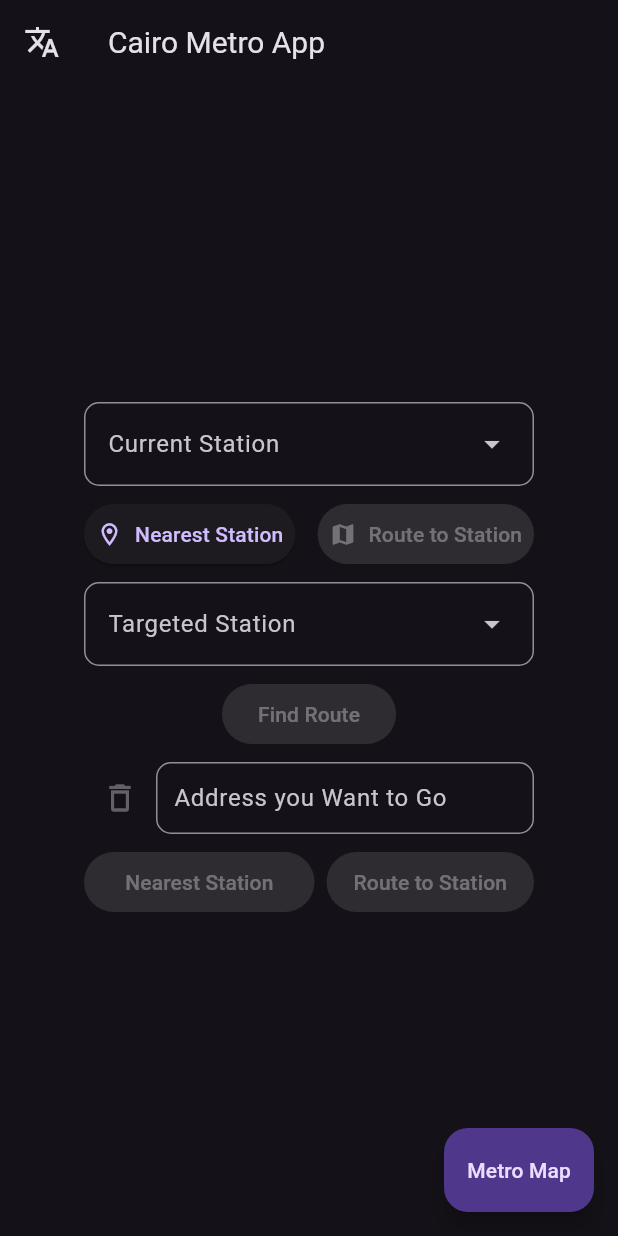
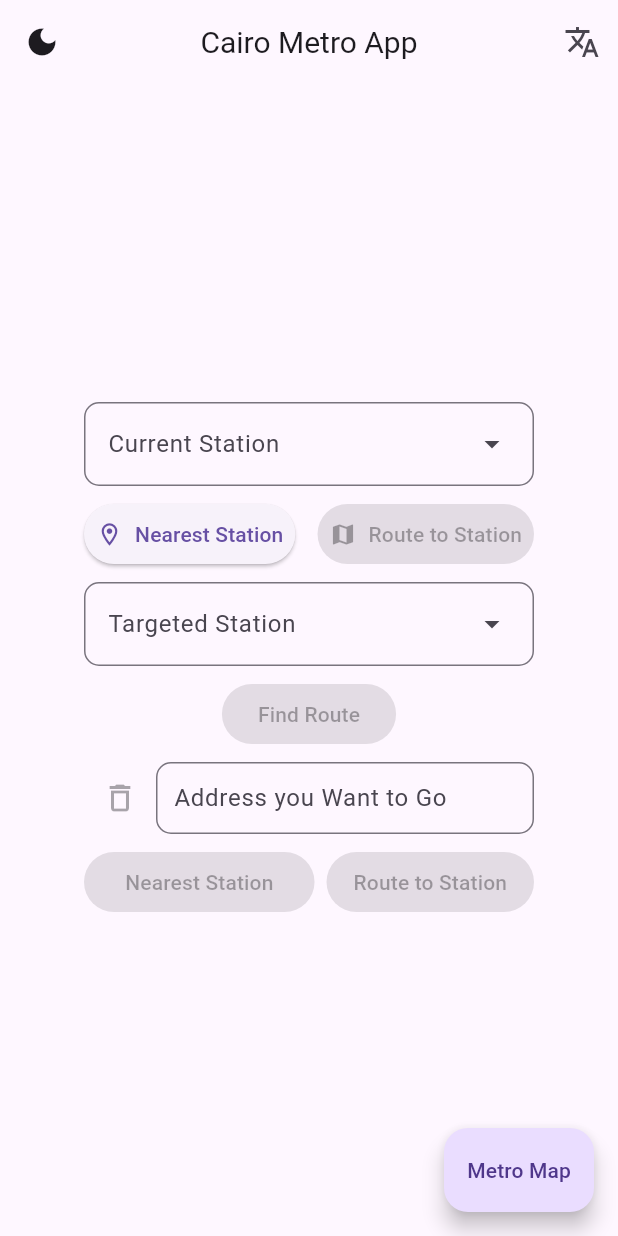
Before and after one commit to yousefheroo028/MetroSystem, a Flutter app: the screen it shows after launch, on a phone screen of 412 x 824 dp. Run offline on Flutter 3.47's test engine with Material 3 defaults, Android fonts, the phone set to English and light mode, and no system bars; our stand-ins replace geocoding, geolocator, get, get_storage, loading_animation_widget, photo_view.

Commit message:
تم إضافة ال Dark Theme.

```diff
--- a/lib/home_page.dart
+++ b/lib/home_page.dart
@@ -47,8 +47,16 @@ class _HomePageState extends State<HomePage> {
 
     return Scaffold(
       appBar: AppBar(
+        centerTitle: true,
+        leading: IconButton(
+          onPressed: () {
+            Get.changeTheme(Get.isDarkMode ? ThemeData.light() : ThemeData.dark());
+          },
+          icon: Get.isDarkMode ? const Icon(Icons.light_mode) : const Icon(Icons.dark_mode),
+        ),
         title: Text('appTitle'.tr, style: const TextStyle(fontSize: 20)),
-        leading: IconButton(
+        actions: [
+          IconButton(
             onPressed: () async {
               final arabicNamesOfStations = ar_list.stations.map((station) => station.name).toSet().toList();
               final englishNamesOfStations = en_list.stations.map((station) => station.name).toSet().toList();
@@ -65,20 +73,73 @@ class _HomePageState extends State<HomePage> {
             },
             icon: const Icon(Icons.translate),
           ),
+        ],
       ),
-      floatingActionButton: SizedBox(
-        width: 100,
-        child: FloatingActionButton(
-          onPressed: () {
-            Get.to(
-              const MapView(),
-              arguments: "assets/images/metroMap.jpg",
-              transition: Transition.cupertino,
-            );
-          },
-          child: Text('map'.tr),
-        ),
-      ),
+      // drawer: Drawer(
+      //   width: context.width / 1.5,
+      //   clipBehavior: Clip.antiAliasWithSaveLayer,
+      //   child: Column(
+      //     children: [
+      //       SizedBox(
+      //         width: double.infinity,
+      //         child: UserAccountsDrawerHeader(
+      //           decoration: BoxDecoration(
+      //             color: Theme.of(context).primaryColor,
+      //           ),
+      //           accountName: Text('appTitle'.tr),
+      //           accountEmail: null,
+      //           currentAccountPicture: Image.asset('assets/images/logo.png'),
+      //         ),
+      //       ),
+      //       SizedBox(
+      //         width: double.infinity,
+      //         child: TextButton.icon(
+      //           style: const ButtonStyle(alignment: AlignmentDirectional.centerStart),
+      //           onPressed: () {},
+      //           label: Text('homePage'.tr),
+      //           icon: const Icon(Icons.home),
+      //         ),
+      //       ),
+      //       SizedBox(
+      //         width: double.infinity,
+      //         child: TextButton.icon(
+      //           style: const ButtonStyle(alignment: AlignmentDirectional.centerStart),
+      //           onPressed: () {},
+      //           label: Text('history'.tr),
+      //           icon: const Icon(Icons.history),
+      //         ),
+      //       ),
+      //       SizedBox(
+      //         width: double.infinity,
+      //         child: TextButton.icon(
+      //           onPressed: () {},
+      //           style: const ButtonStyle(alignment: AlignmentDirectional.centerStart),
+      //           label: Text('favorites'.tr),
+      //           icon: const Icon(Icons.favorite_border),
+      //         ),
+      //       ),
+      //       SizedBox(
+      //         width: double.infinity,
+      //         child: TextButton.icon(
+      //           style: const ButtonStyle(alignment: AlignmentDirectional.centerStart),
+      //           onPressed: () {},
+      //           label: Text('settings'.tr),
+      //           icon: const Icon(Icons.settings),
+      //         ),
+      //       ),
+      //       const Divider(),
+      //       SizedBox(
+      //         width: double.infinity,
+      //         child: TextButton.icon(
+      //           onPressed: () {},
+      //           style: const ButtonStyle(alignment: AlignmentDirectional.centerStart),
+      //           label: Text('about'.tr),
+      //           icon: const Icon(Icons.info_outline),
+      //         ),
+      //       ),
+      //     ],
+      //   ),
+      // ),
       body: Center(
         child: ConstrainedBox(
           constraints: const BoxConstraints(minWidth: 90.0, maxWidth: 300),
@@ -183,7 +244,10 @@ class _HomePageState extends State<HomePage> {
                               arguments: [_fromController.text, _toController.text],
                               transition: Transition.cupertino,
                             )
-                          : Get.snackbar('sameStations'.tr, 'You\'re Already in'.trParams({"station": _fromController.text}))
+                          : Get.snackbar(
+                              'sameStations'.tr,
+                              'You\'re Already in'.trParams({"station": _fromController.text}),
+                            )
                       : null,
                   child: Text('findRoute'.tr),
                 ),
@@ -264,6 +328,19 @@ class _HomePageState extends State<HomePage> {
           ),
         ),
       ),
+      floatingActionButton: SizedBox(
+        width: 100,
+        child: FloatingActionButton(
+          onPressed: () {
+            Get.to(
+              () => const MapView(),
+              arguments: "assets/images/metroMap.jpg",
+              transition: Transition.cupertino,
+            );
+          },
+          child: Text('map'.tr),
+        ),
+      ),
     );
   }
 }
--- a/lib/languanges.dart
+++ b/lib/languanges.dart
@@ -26,6 +26,11 @@ class Languages extends Translations {
           "exchangeStation": "هتحول من الخط @firstLineNumber للخط @secondLineNumber عن طريق محطة @station",
           "expectedTime": "الوقت المتوقع:\n@timeد",
           "nearestStation": "ايه أقرب محطة ليا؟",
+          "homePage": "الصفحة الرئيسيى",
+          "history": "سجل الرحلات",
+          "favorites": "رحلاتي المفضلة",
+          "settings": "الإعدادات",
+          "about": "عن البرنامج",
           "locationOfStation": "ازاي أروح للمحطة دي؟",
           "nearestStationForAddress": "ايه أقرب محطة للعنوان دا؟",
           "noOfStations": "عدد المحطات:\n@stations @number",
@@ -36,6 +41,11 @@ class Languages extends Translations {
           "locationOfStation": "Route to Station",
           "nearestStationForAddress": "Nearest Station",
           "appTitle": "Cairo Metro App",
+          "homePage": "Home Page",
+          "history": "History",
+          "favorites": "Favorites",
+          "settings": "Settings",
+          "about": "About",
           "findRoute": "Find Route",
           "line": "Line",
           "currentStation": "Current Station",
--- a/lib/main.dart
+++ b/lib/main.dart
@@ -21,7 +21,9 @@ class Entry extends StatelessWidget {
       translations: Languages(),
       locale: Get.deviceLocale,
       fallbackLocale: const Locale('ar', 'AE'),
-      theme: ThemeData.dark(useMaterial3: true),
+      theme: ThemeData.light(),
+      darkTheme: ThemeData.dark(),
+      themeMode: ThemeMode.light,
       debugShowCheckedModeBanner: false,
       home: const HomePage(),
     );
--- a/lib/route_page.dart
+++ b/lib/route_page.dart
@@ -277,7 +277,7 @@ class _RouteInfo extends StatelessWidget {
           mainAxisAlignment: MainAxisAlignment.center,
           children: [
             Expanded(
-              flex: 2,
+              flex: 8,
               child: Card(
                 surfaceTintColor: Theme.of(context).cardColor,
                 child: Padding(
@@ -290,7 +290,7 @@ class _RouteInfo extends StatelessWidget {
               ),
             ),
             Expanded(
-              flex: 3,
+              flex: 10,
               child: Card(
                 surfaceTintColor: Theme.of(context).cardColor,
                 child: Padding(
--- a/pubspec.yaml
+++ b/pubspec.yaml
@@ -48,6 +48,7 @@ dependencies:
   modular_ui: ^0.0.5
   open_route_service: ^1.2.7
   photo_view: ^0.15.0
+  cached_network_image: ^3.4.1
 
 dev_dependencies:
   flutter_test:
@@ -80,7 +81,7 @@ flutter:
 
   # To add assets to your application, add an assets section, like this:
   assets:
-    - assets/images/metroMap.jpg
+    - assets/images/
 
   # An image asset can refer to one or more resolution-specific "variants", see
   # https://flutter.dev/to/resolution-aware-images
```
Also changed, not shown: pubspec.lock. Lines whose indentation alone changed are shown as unchanged.
